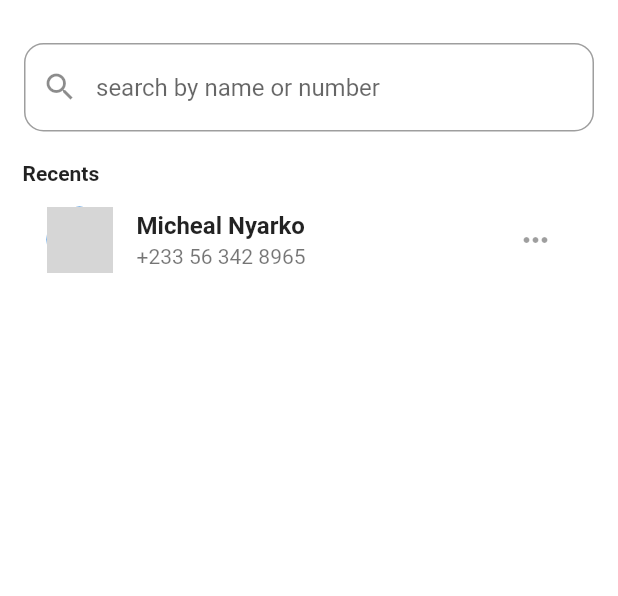
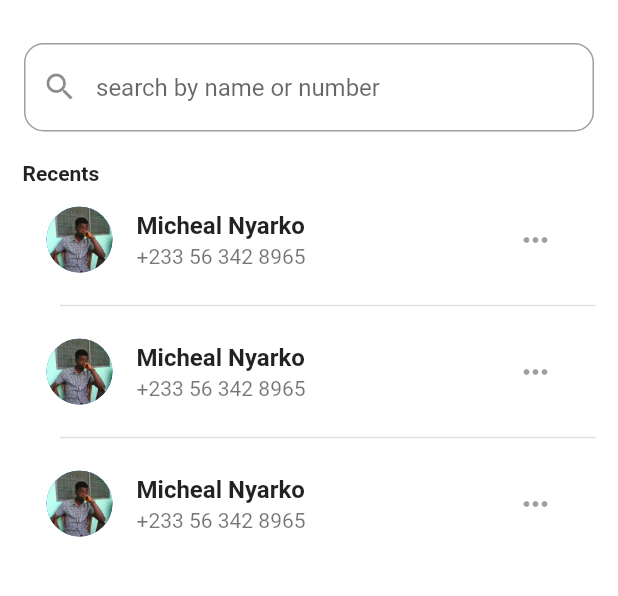
Before and after one commit to benessilfie/Dart, a Flutter app: the screen it shows after launch, on a phone screen of 412 x 824 dp, the part 80-676 px from its top. Run offline on Flutter 3.47's test engine with Material 2 defaults, Android fonts, the light colour scheme and no system bars; grey boxes are pictures that could not be loaded.

Commit message:
commit to master

```diff
--- a/lib/homepage.dart
+++ b/lib/homepage.dart
@@ -2,7 +2,8 @@ import 'package:flutter/material.dart';
 
 
 class HomePage extends StatelessWidget {
-  const HomePage({Key? key}) : super(key: key);
+  HomePage({Key? key}) : super(key: key);
+  final ScrollController _scrollController = ScrollController();
 
   @override
   Widget build(BuildContext context) {
@@ -41,20 +42,32 @@ class HomePage extends StatelessWidget {
       ),
 
       body: ListView(
+        controller: _scrollController,
         padding: const EdgeInsets.all(15),
-        children: const [
-           Text('Recents', style: TextStyle(fontSize: 14, fontWeight: FontWeight.w600, ),),
-           ListTile(
+        children: [
+           const Text('Recents', style: TextStyle(fontSize: 14, fontWeight: FontWeight.w600, ),),
+
+        ListView.separated(
+          controller: _scrollController,
+          shrinkWrap: true,
+          itemBuilder: (context, index){
+
+            return const ListTile(
              leading: CircleAvatar(
                radius: 22,
-               backgroundImage: ,
-               ),
+               backgroundImage: AssetImage('assets/adom.jpg'),),
              title: Text('Micheal Nyarko', style: TextStyle(fontSize: 16, fontWeight: FontWeight.w600),),
              subtitle: Text('+233 56 342 8965'),
              trailing: IconButton(onPressed: null, icon: Icon(Icons.more_horiz)),
-           )
-        ],
-      ),
+           );},
+
+          separatorBuilder: (context, index){
+            return const Divider(
+             indent: 25,
+             thickness: 1,
+          );},
+          itemCount: 3),
+        ],),
 
     );
   }
--- a/lib/main.dart
+++ b/lib/main.dart
@@ -17,7 +17,7 @@ class MyApp extends StatelessWidget {
       theme: ThemeData(
         primarySwatch: Colors.blue,
       ),
-      home: const HomePage(),
+      home: HomePage(),
     );
   }
 }
```
